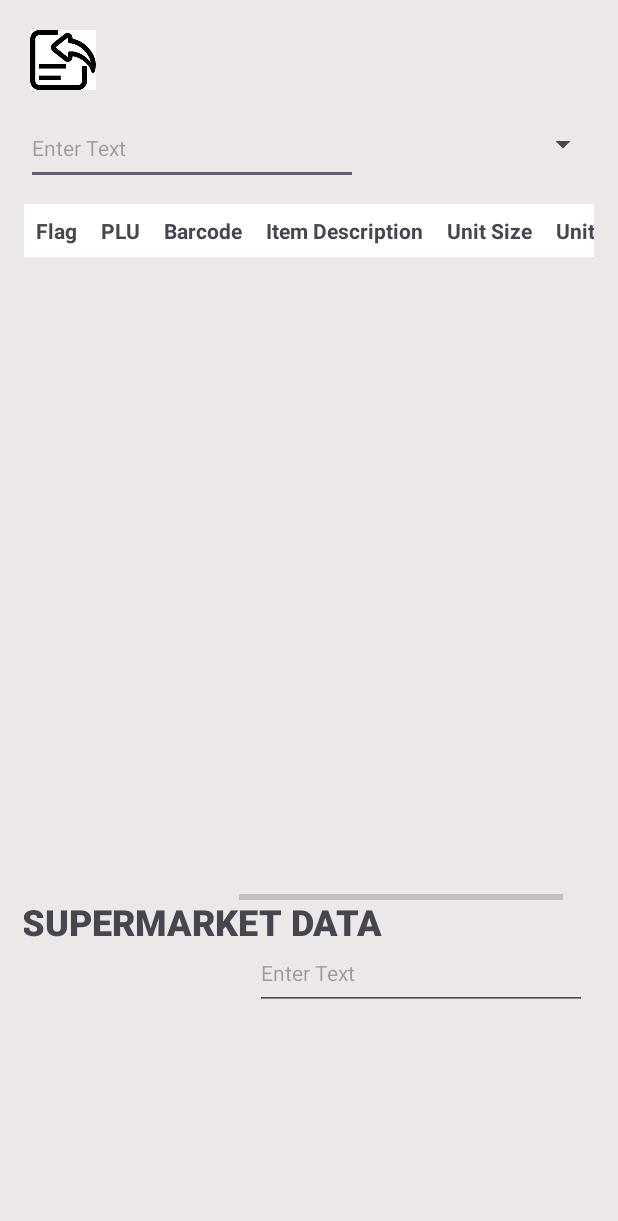
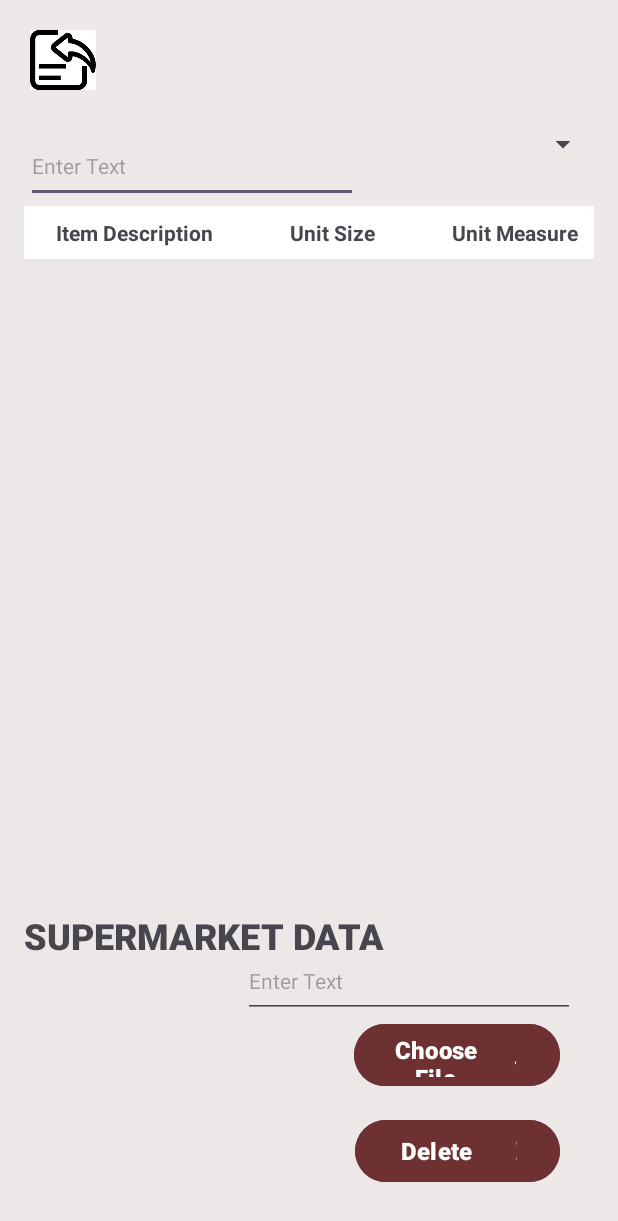
Before and after one commit to OJTBCS/PriceVerifier4, an Android app: the ImportActivity screen opened directly, with no data from a screen before it, on a phone screen of 412 x 824 dp. Shown: the top 1221 px of the screen. Run offline under Robolectric (Android 15) with nearby library versions, the phone set to English and light mode, and no system bars.

Commit message:
070723 end

```diff
--- a/app/src/main/res/layout/activity_import.xml
+++ b/app/src/main/res/layout/activity_import.xml
@@ -33,37 +33,65 @@
         android:id="@+id/textView"
         android:layout_width="129dp"
         android:layout_height="34dp"
-        android:layout_marginTop="4dp"
+        android:layout_marginTop="16dp"
         android:layout_marginEnd="780dp"
         android:fontFamily="sans-serif-black"
         android:text="Import File"
         android:textSize="24sp"
         app:layout_constraintEnd_toEndOf="parent"
-        app:layout_constraintHorizontal_bias="0.215"
+        app:layout_constraintHorizontal_bias="0.022"
         app:layout_constraintStart_toEndOf="@+id/imageView4"
         app:layout_constraintTop_toTopOf="parent" />
 
-    <ProgressBar
-        android:id="@+id/progressBar"
-        style="?android:attr/progressBarStyleHorizontal"
-        android:layout_width="216dp"
-        android:layout_height="52dp"
-        android:layout_marginTop="456dp"
-        android:layout_marginEnd="24dp"
-        android:max="100"
-        app:layout_constraintBottom_toTopOf="@+id/editText2"
+    <TextView
+        android:id="@+id/textView2"
+        android:layout_width="284dp"
+        android:layout_height="34dp"
+        android:layout_marginStart="4dp"
+        android:fontFamily="sans-serif-black"
+        android:text="SUPERMARKET DATA"
+        android:textSize="24sp"
+        app:layout_constraintBottom_toBottomOf="parent"
+        app:layout_constraintEnd_toStartOf="@+id/editText2"
+        app:layout_constraintHorizontal_bias="0.034"
+        app:layout_constraintStart_toStartOf="parent"
+        app:layout_constraintTop_toTopOf="parent"
+        app:layout_constraintVertical_bias="0.78" />
+
+    <Button
+        android:id="@+id/importButton"
+        android:layout_width="108dp"
+        android:layout_height="49dp"
+        android:layout_marginBottom="80dp"
+        android:backgroundTint="#6E3131"
+        android:fontFamily="sans-serif-black"
+        android:text="Import"
+        android:textSize="16sp"
+        app:layout_constraintBottom_toBottomOf="parent"
         app:layout_constraintEnd_toEndOf="parent"
-        app:layout_constraintHorizontal_bias="0.98"
-        app:layout_constraintStart_toEndOf="@+id/textView2"
-        app:layout_constraintTop_toTopOf="parent"
-        app:layout_constraintVertical_bias="1.0" />
+        app:layout_constraintHorizontal_bias="0.916"
+        app:layout_constraintStart_toStartOf="parent" />
+
+    <Button
+        android:id="@+id/chooseFileButton"
+        android:layout_width="108dp"
+        android:layout_height="49dp"
+        android:layout_marginBottom="80dp"
+        android:backgroundTint="#6E3131"
+        android:fontFamily="sans-serif-black"
+        android:onClick="onChooseFileButtonClick"
+        android:text="Choose File"
+        android:textSize="16sp"
+        app:layout_constraintBottom_toBottomOf="parent"
+        app:layout_constraintEnd_toEndOf="parent"
+        app:layout_constraintHorizontal_bias="0.808"
+        app:layout_constraintStart_toStartOf="parent" />
 
     <Button
         android:id="@+id/cancelButton"
         android:layout_width="108dp"
         android:layout_height="49dp"
-        android:layout_marginEnd="4dp"
-        android:layout_marginBottom="84dp"
+        android:layout_marginBottom="16dp"
         android:backgroundTint="#6E3131"
         android:fontFamily="sans-serif-black"
         android:onClick="onCancelButtonClick"
@@ -71,66 +99,22 @@
         android:textSize="16sp"
         app:layout_constraintBottom_toBottomOf="parent"
         app:layout_constraintEnd_toEndOf="parent"
-        app:layout_constraintHorizontal_bias="0.881"
-        app:layout_constraintStart_toEndOf="@+id/saveButton" />
-
-    <Button
-        android:id="@+id/saveButton"
-        android:layout_width="108dp"
-        android:layout_height="49dp"
-        android:layout_marginStart="1004dp"
-        android:layout_marginBottom="84dp"
-        android:backgroundTint="#6E3131"
-        android:fontFamily="sans-serif-black"
-        android:text="Save"
-        android:textSize="16sp"
-        app:layout_constraintBottom_toBottomOf="parent"
-        app:layout_constraintStart_toStartOf="parent" />
-
-    <Button
-        android:id="@+id/importFileButton"
-        android:layout_width="108dp"
-        android:layout_height="49dp"
-        android:layout_marginStart="868dp"
-        android:layout_marginBottom="84dp"
-        android:backgroundTint="#6E3131"
-        android:fontFamily="sans-serif-black"
-        android:onClick="onImportFileButtonClick"
-        android:text="Import"
-        android:textSize="16sp"
-        app:layout_constraintBottom_toBottomOf="parent"
-        app:layout_constraintEnd_toStartOf="@+id/saveButton"
-        app:layout_constraintHorizontal_bias="0.022"
+        app:layout_constraintHorizontal_bias="0.916"
         app:layout_constraintStart_toStartOf="parent" />
 
     <Button
         android:id="@+id/deleteButton"
         android:layout_width="108dp"
         android:layout_height="49dp"
-        android:layout_marginStart="868dp"
-        android:layout_marginBottom="32dp"
+        android:layout_marginBottom="16dp"
         android:backgroundTint="#6E3131"
         android:fontFamily="sans-serif-black"
         android:onClick="onDeleteButtonClick"
         android:text="Delete"
         android:textSize="16sp"
         app:layout_constraintBottom_toBottomOf="parent"
-        app:layout_constraintEnd_toStartOf="@+id/saveButton"
-        app:layout_constraintHorizontal_bias="0.0"
-        app:layout_constraintStart_toStartOf="parent" />
-
-    <TextView
-        android:id="@+id/textView2"
-        android:layout_width="284dp"
-        android:layout_height="34dp"
-        android:layout_marginStart="4dp"
-        android:layout_marginBottom="176dp"
-        android:fontFamily="sans-serif-black"
-        android:text="SUPERMARKET DATA"
-        android:textSize="24sp"
-        app:layout_constraintBottom_toBottomOf="parent"
-        app:layout_constraintEnd_toStartOf="@+id/editText2"
-        app:layout_constraintHorizontal_bias="0.048"
+        app:layout_constraintEnd_toEndOf="parent"
+        app:layout_constraintHorizontal_bias="0.812"
         app:layout_constraintStart_toStartOf="parent" />
 
     <EditText
@@ -141,10 +125,11 @@
         android:textSize="14sp"
         app:layout_constraintBottom_toBottomOf="parent"
         app:layout_constraintEnd_toEndOf="parent"
-        app:layout_constraintHorizontal_bias="0.97"
+        app:layout_constraintHorizontal_bias="0.92"
         app:layout_constraintStart_toStartOf="parent"
         app:layout_constraintTop_toTopOf="parent"
-        app:layout_constraintVertical_bias="0.819" />
+        app:layout_constraintVertical_bias="0.826" />
+
 
     <Spinner
         android:id="@+id/spinner1"
@@ -158,12 +143,14 @@
         app:layout_constraintTop_toTopOf="parent" />
 
 
-
     <ScrollView
-        android:layout_width="match_parent"
-        android:layout_height="wrap_content"
+        android:id="@+id/scrollView2"
+        android:layout_width="1259dp"
+        android:layout_height="462dp"
+        android:layout_marginTop="120dp"
         android:layout_weight="1"
         app:layout_constraintEnd_toEndOf="parent"
+        app:layout_constraintHorizontal_bias="0.281"
         app:layout_constraintStart_toStartOf="parent"
         app:layout_constraintTop_toTopOf="parent">
 
@@ -171,7 +158,8 @@
             android:id="@+id/tableLayout"
             android:layout_width="match_parent"
             android:layout_height="wrap_content"
-            android:layout_marginTop="120dp"
+            android:layout_marginTop="1dp"
+            android:textSize="14sp"
             android:background="#FFFFFF"
             android:stretchColumns="*"
             app:layout_constraintTop_toBottomOf="@+id/editText"
@@ -243,4 +231,6 @@
     </ScrollView>
 
 
+
+
 </androidx.constraintlayout.widget.ConstraintLayout>
--- a/app/src/main/res/values/dimens.xml
+++ b/app/src/main/res/values/dimens.xml
@@ -1,5 +1,6 @@
 <?xml version="1.0" encoding="utf-8"?>
 <resources>
     <dimen name="cell_padding">8dp</dimen>
+    <dimen name="scroll_view_height">200dp</dimen>
 
 </resources>
```
Also changed, not shown: app/src/main/java/com/example/priceverifier/ImportActivity.java (+94 -64 lines), app/src/main/res/drawable/progress_bar.xml (added, +15 -0 lines), app/src/main/res/layout/activity_priceverify.xml (+9 -9 lines).
